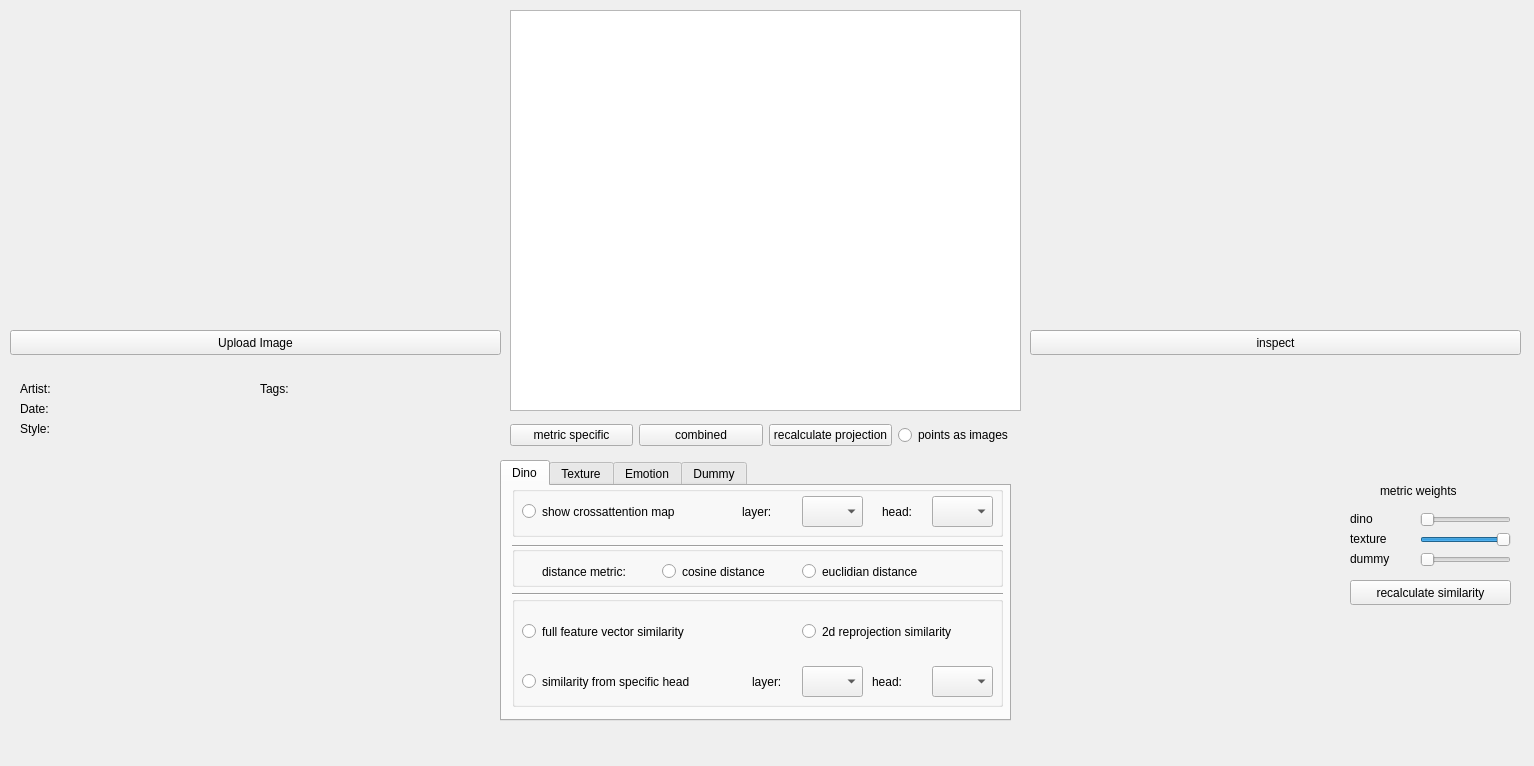
Before: the Qt Designer form deepsim_analyzer/ds_dashboard/form.ui in jonathan-gerb/deepsim-analyzer, drawn with Qt 5.
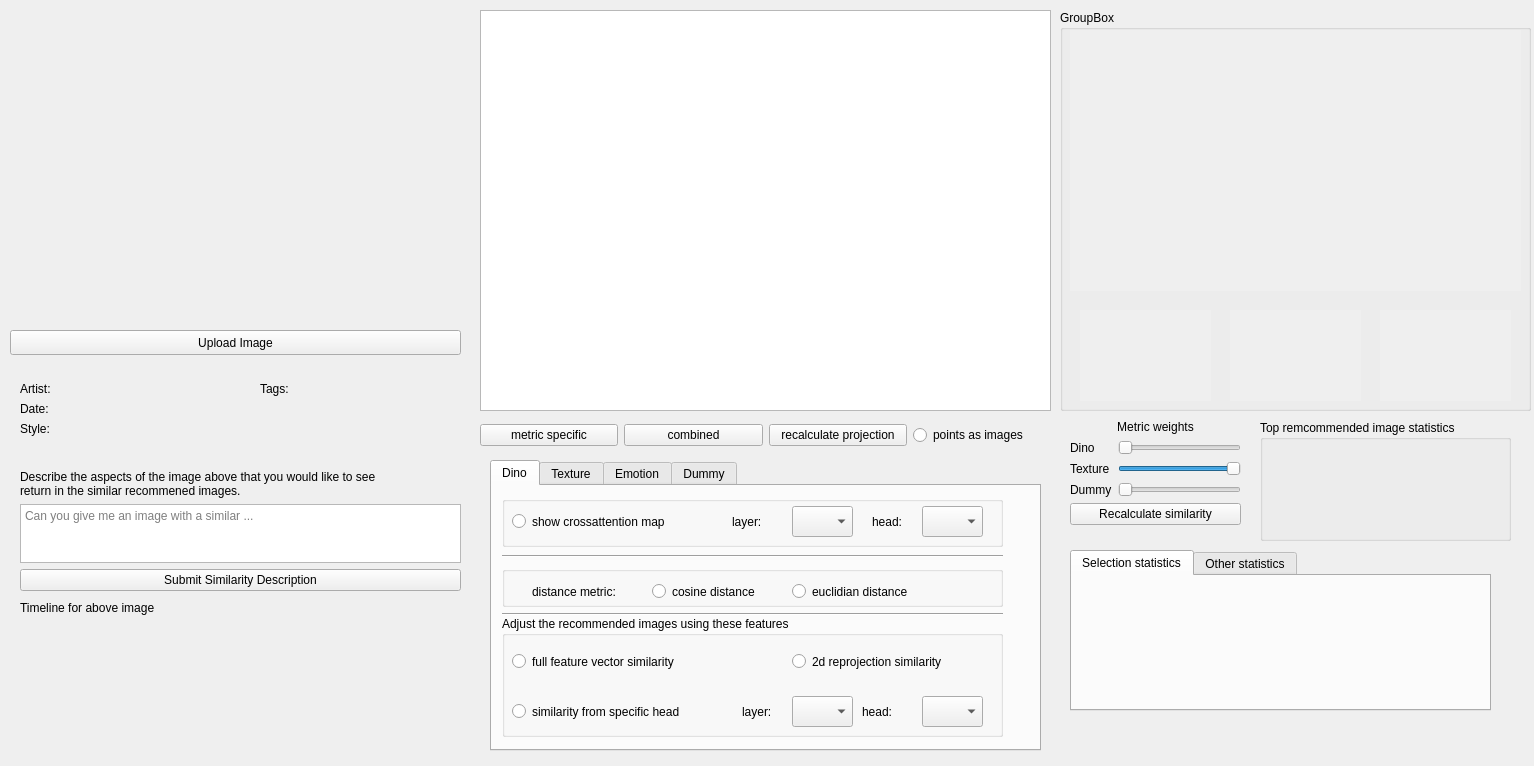
After: the same form once the commit is applied. The open tabs and pages were chosen to show the change. Custom widgets are drawn as their Qt base class.

Commit message: intermediate push while fixing barplot (via temp inspect button)

Patch:
```diff
--- a/deepsim_analyzer/ds_dashboard/form.ui
+++ b/deepsim_analyzer/ds_dashboard/form.ui
@@ -19,7 +19,7 @@
      <rect>
       <x>10</x>
       <y>330</y>
-      <width>491</width>
+      <width>451</width>
       <height>25</height>
      </rect>
     </property>
@@ -36,13 +36,360 @@
      <string>Upload Image</string>
     </property>
    </widget>
+   <widget class="QWidget" name="box_left_low" native="true">
+    <property name="geometry">
+     <rect>
+      <x>10</x>
+      <y>460</y>
+      <width>461</width>
+      <height>291</height>
+     </rect>
+    </property>
+    <widget class="QWidget" name="verticalLayoutWidget">
+     <property name="geometry">
+      <rect>
+       <x>10</x>
+       <y>10</y>
+       <width>441</width>
+       <height>121</height>
+      </rect>
+     </property>
+     <layout class="QVBoxLayout" name="Clip_input_layout">
+      <item>
+       <widget class="QLabel" name="label_2">
+        <property name="lineWidth">
+         <number>4</number>
+        </property>
+        <property name="midLineWidth">
+         <number>1</number>
+        </property>
+        <property name="text">
+         <string>&lt;html&gt;&lt;head/&gt;&lt;body&gt;&lt;p&gt;Describe the aspects of the image above that you would like to see &lt;br/&gt;return in the similar recommened images.&lt;/p&gt;&lt;/body&gt;&lt;/html&gt;</string>
+        </property>
+        <property name="textFormat">
+         <enum>Qt::RichText</enum>
+        </property>
+        <property name="wordWrap">
+         <bool>true</bool>
+        </property>
+        <property name="margin">
+         <number>0</number>
+        </property>
+       </widget>
+      </item>
+      <item>
+       <widget class="QPlainTextEdit" name="tb_clip_input">
+        <property name="cursorWidth">
+         <number>1</number>
+        </property>
+        <property name="placeholderText">
+         <string>Can you give me an image with a similar ...</string>
+        </property>
+       </widget>
+      </item>
+      <item>
+       <widget class="QPushButton" name="b_submit">
+        <property name="text">
+         <string>Submit Similarity Description</string>
+        </property>
+       </widget>
+      </item>
+     </layout>
+    </widget>
+    <widget class="QLabel" name="l_timeline">
+     <property name="geometry">
+      <rect>
+       <x>10</x>
+       <y>140</y>
+       <width>439</width>
+       <height>16</height>
+      </rect>
+     </property>
+     <property name="text">
+      <string>Timeline for above image</string>
+     </property>
+    </widget>
+    <widget class="QWidget" name="box_timeline" native="true">
+     <property name="geometry">
+      <rect>
+       <x>10</x>
+       <y>160</y>
+       <width>439</width>
+       <height>121</height>
+      </rect>
+     </property>
+     <property name="autoFillBackground">
+      <bool>true</bool>
+     </property>
+    </widget>
+   </widget>
+   <widget class="QWidget" name="box_right_low" native="true">
+    <property name="enabled">
+     <bool>true</bool>
+    </property>
+    <property name="geometry">
+     <rect>
+      <x>1060</x>
+      <y>420</y>
+      <width>461</width>
+      <height>321</height>
+     </rect>
+    </property>
+    <widget class="QWidget" name="formLayoutWidget">
+     <property name="geometry">
+      <rect>
+       <x>10</x>
+       <y>0</y>
+       <width>171</width>
+       <height>124</height>
+      </rect>
+     </property>
+     <layout class="QFormLayout" name="formLayout">
+      <item row="0" column="0" colspan="2">
+       <widget class="QLabel" name="title">
+        <property name="text">
+         <string>Metric weights</string>
+        </property>
+        <property name="alignment">
+         <set>Qt::AlignCenter</set>
+        </property>
+       </widget>
+      </item>
+      <item row="1" column="0">
+       <widget class="QLabel" name="label_dino">
+        <property name="text">
+         <string>Dino</string>
+        </property>
+       </widget>
+      </item>
+      <item row="1" column="1">
+       <widget class="QSlider" name="combo_dino_slider">
+        <property name="maximum">
+         <number>100</number>
+        </property>
+        <property name="orientation">
+         <enum>Qt::Horizontal</enum>
+        </property>
+       </widget>
+      </item>
+      <item row="2" column="0">
+       <widget class="QLabel" name="label_texture">
+        <property name="text">
+         <string>Texture</string>
+        </property>
+       </widget>
+      </item>
+      <item row="2" column="1">
+       <widget class="QSlider" name="combo_texture_slider">
+        <property name="maximum">
+         <number>100</number>
+        </property>
+        <property name="sliderPosition">
+         <number>100</number>
+        </property>
+        <property name="orientation">
+         <enum>Qt::Horizontal</enum>
+        </property>
+       </widget>
+      </item>
+      <item row="3" column="0">
+       <widget class="QLabel" name="label_dummy">
+        <property name="text">
+         <string>Dummy</string>
+        </property>
+       </widget>
+      </item>
+      <item row="3" column="1">
+       <widget class="QSlider" name="combo_dummy_slider">
+        <property name="maximum">
+         <number>100</number>
+        </property>
+        <property name="orientation">
+         <enum>Qt::Horizontal</enum>
+        </property>
+       </widget>
+      </item>
+      <item row="4" column="0" colspan="2">
+       <widget class="QPushButton" name="recalc_similarity">
+        <property name="text">
+         <string>Recalculate similarity</string>
+        </property>
+       </widget>
+      </item>
+     </layout>
+    </widget>
+    <widget class="QTabWidget" name="statistics_tab">
+     <property name="geometry">
+      <rect>
+       <x>10</x>
+       <y>130</y>
+       <width>421</width>
+       <height>161</height>
+      </rect>
+     </property>
+     <property name="currentIndex">
+      <number>0</number>
+     </property>
+     <widget class="QWidget" name="selection_stats">
+      <attribute name="title">
+       <string>Selection statistics</string>
+      </attribute>
+     </widget>
+     <widget class="QWidget" name="other_stats">
+      <attribute name="title">
+       <string>Other statistics</string>
+      </attribute>
+     </widget>
+    </widget>
+    <widget class="QGroupBox" name="recom_img_stats">
+     <property name="geometry">
+      <rect>
+       <x>200</x>
+       <y>0</y>
+       <width>251</width>
+       <height>121</height>
+      </rect>
+     </property>
+     <property name="title">
+      <string>Top remcommended image statistics</string>
+     </property>
+    </widget>
+   </widget>
+   <widget class="QWidget" name="box_metainfo" native="true">
+    <property name="geometry">
+     <rect>
+      <x>10</x>
+      <y>370</y>
+      <width>461</width>
+      <height>80</height>
+     </rect>
+    </property>
+    <widget class="QLabel" name="t_artist">
+     <property name="geometry">
+      <rect>
+       <x>10</x>
+       <y>10</y>
+       <width>231</width>
+       <height>17</height>
+      </rect>
+     </property>
+     <property name="text">
+      <string>Artist: </string>
+     </property>
+    </widget>
+    <widget class="QLabel" name="t_date">
+     <property name="geometry">
+      <rect>
+       <x>10</x>
+       <y>30</y>
+       <width>231</width>
+       <height>17</height>
+      </rect>
+     </property>
+     <property name="text">
+      <string>Date:</string>
+     </property>
+    </widget>
+    <widget class="QLabel" name="t_style">
+     <property name="geometry">
+      <rect>
+       <x>10</x>
+       <y>50</y>
+       <width>231</width>
+       <height>17</height>
+      </rect>
+     </property>
+     <property name="text">
+      <string>Style:</string>
+     </property>
+    </widget>
+    <widget class="QLabel" name="t_tags">
+     <property name="geometry">
+      <rect>
+       <x>250</x>
+       <y>10</y>
+       <width>231</width>
+       <height>17</height>
+      </rect>
+     </property>
+     <property name="text">
+      <string>Tags:</string>
+     </property>
+    </widget>
+   </widget>
+   <widget class="QLabel" name="box_left_img">
+    <property name="geometry">
+     <rect>
+      <x>10</x>
+      <y>10</y>
+      <width>461</width>
+      <height>311</height>
+     </rect>
+    </property>
+    <property name="autoFillBackground">
+     <bool>true</bool>
+    </property>
+    <property name="text">
+     <string/>
+    </property>
+   </widget>
+   <widget class="QWidget" name="horizontalLayoutWidget">
+    <property name="geometry">
+     <rect>
+      <x>480</x>
+      <y>420</y>
+      <width>571</width>
+      <height>31</height>
+     </rect>
+    </property>
+    <layout class="QHBoxLayout" name="scatterplot_options">
+     <item>
+      <widget class="QPushButton" name="b_recalculate">
+       <property name="text">
+        <string>metric specific</string>
+       </property>
+      </widget>
+     </item>
+     <item>
+      <widget class="QPushButton" name="b_combined">
+       <property name="text">
+        <string>combined</string>
+       </property>
+      </widget>
+     </item>
+     <item>
+      <widget class="QPushButton" name="b_metric">
+       <property name="text">
+        <string>recalculate projection</string>
+       </property>
+      </widget>
+     </item>
+     <item>
+      <widget class="QRadioButton" name="r_image_points">
+       <property name="text">
+        <string>points as images</string>
+       </property>
+      </widget>
+     </item>
+    </layout>
+   </widget>
+   <widget class="PlotWidget" name="scatterplot_frame">
+    <property name="geometry">
+     <rect>
+      <x>480</x>
+      <y>10</y>
+      <width>571</width>
+      <height>401</height>
+     </rect>
+    </property>
+   </widget>
    <widget class="QTabWidget" name="box_metric_tabs">
     <property name="geometry">
      <rect>
-      <x>500</x>
+      <x>490</x>
       <y>460</y>
-      <width>511</width>
-      <height>261</height>
+      <width>551</width>
+      <height>291</height>
      </rect>
     </property>
     <property name="currentIndex">
@@ -56,8 +403,8 @@
       <property name="geometry">
        <rect>
         <x>10</x>
-        <y>50</y>
-        <width>491</width>
+        <y>60</y>
+        <width>501</width>
         <height>20</height>
        </rect>
       </property>
@@ -69,8 +416,8 @@
       <property name="geometry">
        <rect>
         <x>10</x>
-        <y>100</y>
-        <width>491</width>
+        <y>120</y>
+        <width>501</width>
         <height>16</height>
        </rect>
       </property>
@@ -82,8 +429,8 @@
       <property name="geometry">
        <rect>
         <x>10</x>
-        <y>0</y>
-        <width>491</width>
+        <y>10</y>
+        <width>501</width>
         <height>51</height>
        </rect>
       </property>
@@ -154,8 +501,8 @@
       <property name="geometry">
        <rect>
         <x>10</x>
-        <y>60</y>
-        <width>491</width>
+        <y>80</y>
+        <width>501</width>
         <height>41</height>
        </rect>
       </property>
@@ -209,19 +556,19 @@
       <property name="geometry">
        <rect>
         <x>10</x>
-        <y>110</y>
-        <width>491</width>
-        <height>111</height>
+        <y>130</y>
+        <width>501</width>
+        <height>121</height>
        </rect>
       </property>
       <property name="title">
-       <string/>
+       <string>Adjust the recommended images using these features</string>
       </property>
       <widget class="QRadioButton" name="dino_opt_headsim">
        <property name="geometry">
         <rect>
          <x>10</x>
-         <y>70</y>
+         <y>80</y>
          <width>231</width>
          <height>31</height>
         </rect>
@@ -234,7 +581,7 @@
        <property name="geometry">
         <rect>
          <x>290</x>
-         <y>70</y>
+         <y>80</y>
          <width>61</width>
          <height>31</height>
         </rect>
@@ -244,7 +591,7 @@
        <property name="geometry">
         <rect>
          <x>10</x>
-         <y>20</y>
+         <y>30</y>
          <width>251</width>
          <height>31</height>
         </rect>
@@ -257,7 +604,7 @@
        <property name="geometry">
         <rect>
          <x>290</x>
-         <y>20</y>
+         <y>30</y>
          <width>200</width>
          <height>31</height>
         </rect>
@@ -270,7 +617,7 @@
        <property name="geometry">
         <rect>
          <x>360</x>
-         <y>70</y>
+         <y>80</y>
          <width>41</width>
          <height>31</height>
         </rect>
@@ -283,7 +630,7 @@
        <property name="geometry">
         <rect>
          <x>420</x>
-         <y>70</y>
+         <y>80</y>
          <width>61</width>
          <height>31</height>
         </rect>
@@ -293,7 +640,7 @@
        <property name="geometry">
         <rect>
          <x>240</x>
-         <y>70</y>
+         <y>80</y>
          <width>51</width>
          <height>31</height>
         </rect>
@@ -424,175 +771,80 @@
      </attribute>
     </widget>
    </widget>
-   <widget class="QWidget" name="box_left_low" native="true">
+   <widget class="QGroupBox" name="groupBox">
     <property name="geometry">
      <rect>
-      <x>10</x>
-      <y>460</y>
-      <width>491</width>
-      <height>261</height>
+      <x>1060</x>
+      <y>10</y>
+      <width>471</width>
+      <height>401</height>
      </rect>
     </property>
-   </widget>
-   <widget class="QWidget" name="box_right_low" native="true">
-    <property name="geometry">
-     <rect>
-      <x>1030</x>
-      <y>460</y>
-      <width>491</width>
-      <height>261</height>
-     </rect>
+    <property name="title">
+     <string>GroupBox</string>
     </property>
-    <widget class="QSlider" name="combo_texture_slider">
+    <widget class="QLabel" name="box_right_img">
      <property name="geometry">
       <rect>
-       <x>390</x>
-       <y>70</y>
-       <width>91</width>
-       <height>20</height>
-      </rect>
-     </property>
-     <property name="maximum">
-      <number>100</number>
-     </property>
-     <property name="sliderPosition">
-      <number>100</number>
-     </property>
-     <property name="orientation">
-      <enum>Qt::Horizontal</enum>
-     </property>
-    </widget>
-    <widget class="QSlider" name="combo_dummy_slider">
-     <property name="geometry">
-      <rect>
-       <x>390</x>
-       <y>90</y>
-       <width>91</width>
-       <height>20</height>
-      </rect>
-     </property>
-     <property name="maximum">
-      <number>100</number>
-     </property>
-     <property name="orientation">
-      <enum>Qt::Horizontal</enum>
-     </property>
-    </widget>
-    <widget class="QSlider" name="combo_dino_slider">
-     <property name="geometry">
-      <rect>
-       <x>390</x>
-       <y>50</y>
-       <width>91</width>
-       <height>20</height>
-      </rect>
-     </property>
-     <property name="maximum">
-      <number>100</number>
-     </property>
-     <property name="orientation">
-      <enum>Qt::Horizontal</enum>
-     </property>
-    </widget>
-    <widget class="QLabel" name="label_2">
-     <property name="geometry">
-      <rect>
-       <x>350</x>
+       <x>10</x>
        <y>20</y>
-       <width>111</width>
-       <height>21</height>
+       <width>451</width>
+       <height>261</height>
       </rect>
      </property>
-     <property name="text">
-      <string>metric weights</string>
+     <property name="autoFillBackground">
+      <bool>true</bool>
      </property>
-    </widget>
-    <widget class="QLabel" name="label_3">
-     <property name="geometry">
-      <rect>
-       <x>320</x>
-       <y>50</y>
-       <width>67</width>
-       <height>17</height>
-      </rect>
+     <property name="lineWidth">
+      <number>1</number>
      </property>
      <property name="text">
-      <string>dino</string>
+      <string/>
      </property>
     </widget>
-    <widget class="QLabel" name="label_4">
+    <widget class="QLabel" name="n1">
      <property name="geometry">
       <rect>
-       <x>320</x>
-       <y>70</y>
-       <width>67</width>
-       <height>17</height>
+       <x>20</x>
+       <y>300</y>
+       <width>131</width>
+       <height>91</height>
       </rect>
      </property>
-     <property name="text">
-      <string>texture</string>
+     <property name="autoFillBackground">
+      <bool>true</bool>
      </property>
-    </widget>
-    <widget class="QLabel" name="label_5">
-     <property name="geometry">
-      <rect>
-       <x>320</x>
-       <y>90</y>
-       <width>67</width>
-       <height>17</height>
-      </rect>
-     </property>
      <property name="text">
-      <string>dummy</string>
+      <string/>
      </property>
     </widget>
-    <widget class="QPushButton" name="recalc_similarity">
+    <widget class="QLabel" name="n2">
      <property name="geometry">
       <rect>
-       <x>320</x>
-       <y>120</y>
-       <width>161</width>
-       <height>25</height>
+       <x>170</x>
+       <y>300</y>
+       <width>131</width>
+       <height>91</height>
       </rect>
      </property>
-     <property name="text">
-      <string>recalculate similarity</string>
+     <property name="autoFillBackground">
+      <bool>true</bool>
      </property>
-    </widget>
-   </widget>
-   <widget class="QWidget" name="box_metainfo" native="true">
-    <property name="geometry">
-     <rect>
-      <x>10</x>
-      <y>370</y>
-      <width>491</width>
-      <height>80</height>
-     </rect>
-    </property>
-    <widget class="QLabel" name="t_artist">
-     <property name="geometry">
-      <rect>
-       <x>10</x>
-       <y>10</y>
-       <width>231</width>
-       <height>17</height>
-      </rect>
-     </property>
      <property name="text">
-      <string>Artist: </string>
+      <string/>
      </property>
     </widget>
-    <widget class="QLabel" name="t_date">
+    <widget class="QLabel" name="n3">
      <property name="geometry">
       <rect>
-       <x>10</x>
-       <y>30</y>
-       <width>231</width>
-       <height>17</height>
+       <x>320</x>
+       <y>300</y>
+       <width>131</width>
+       <height>91</height>
       </rect>
      </property>
-     <property name="text">
-      <string>Date:</string>
+     <property name="autoFillBackground">
+      <bool>true</bool>
      </property>
     </widget>
     <widget class="QLabel" name="t_style">
@@ -605,153 +857,9 @@
       </rect>
      </property>
      <property name="text">
-      <string>Style:</string>
+      <string/>
      </property>
     </widget>
-    <widget class="QLabel" name="t_tags">
-     <property name="geometry">
-      <rect>
-       <x>250</x>
-       <y>10</y>
-       <width>231</width>
-       <height>17</height>
-      </rect>
-     </property>
-     <property name="text">
-      <string>Tags:</string>
-     </property>
-    </widget>
-   </widget>
-   <widget class="QLabel" name="box_left_img">
-    <property name="geometry">
-     <rect>
-      <x>10</x>
-      <y>10</y>
-      <width>491</width>
-      <height>311</height>
-     </rect>
-    </property>
-    <property name="text">
-     <string/>
-    </property>
-   </widget>
-   <widget class="QLabel" name="box_right_img">
-    <property name="geometry">
-     <rect>
-      <x>1030</x>
-      <y>10</y>
-      <width>491</width>
-      <height>311</height>
-     </rect>
-    </property>
-    <property name="text">
-     <string/>
-    </property>
-   </widget>
-   <widget class="QWidget" name="horizontalLayoutWidget">
-    <property name="geometry">
-     <rect>
-      <x>510</x>
-      <y>420</y>
-      <width>511</width>
-      <height>31</height>
-     </rect>
-    </property>
-    <layout class="QHBoxLayout" name="scatterplot_options">
-     <item>
-      <widget class="QPushButton" name="b_recalculate">
-       <property name="text">
-        <string>metric specific</string>
-       </property>
-      </widget>
-     </item>
-     <item>
-      <widget class="QPushButton" name="b_combined">
-       <property name="text">
-        <string>combined</string>
-       </property>
-      </widget>
-     </item>
-     <item>
-      <widget class="QPushButton" name="b_metric">
-       <property name="text">
-        <string>recalculate projection</string>
-       </property>
-      </widget>
-     </item>
-     <item>
-      <widget class="QRadioButton" name="r_image_points">
-       <property name="text">
-        <string>points as images</string>
-       </property>
-      </widget>
-     </item>
-    </layout>
-   </widget>
-   <widget class="PlotWidget" name="scatterplot_frame">
-    <property name="geometry">
-     <rect>
-      <x>510</x>
-      <y>10</y>
-      <width>511</width>
-      <height>401</height>
-     </rect>
-    </property>
-   </widget>
-   <widget class="QLabel" name="n1">
-    <property name="geometry">
-     <rect>
-      <x>1030</x>
-      <y>360</y>
-      <width>161</width>
-      <height>91</height>
-     </rect>
-    </property>
-    <property name="text">
-     <string/>
-    </property>
-   </widget>
-   <widget class="QLabel" name="n2">
-    <property name="geometry">
-     <rect>
-      <x>1190</x>
-      <y>360</y>
-      <width>171</width>
-      <height>91</height>
-     </rect>
-    </property>
-    <property name="text">
-     <string/>
-    </property>
-   </widget>
-   <widget class="QLabel" name="n3">
-    <property name="geometry">
-     <rect>
-      <x>1360</x>
-      <y>360</y>
-      <width>161</width>
-      <height>91</height>
-     </rect>
-    </property>
-    <property name="text">
-     <string/>
-    </property>
-   </widget>
-   <widget class="QPushButton" name="pushButton">
-    <property name="geometry">
-     <rect>
-      <x>1030</x>
-      <y>330</y>
-      <width>491</width>
-      <height>25</height>
-     </rect>
-    </property>
-    <property name="toolTip">
-     <string>Send the above image to the left for deeper analysis</string>
-    </property>
-    <property name="text">
-     <string>inspect</string>
-    </property>
    </widget>
   </widget>
  </widget>
```
Left out of the diff: 31 changed lines with no effect on the pictures. The commit also changes 24 other files.
